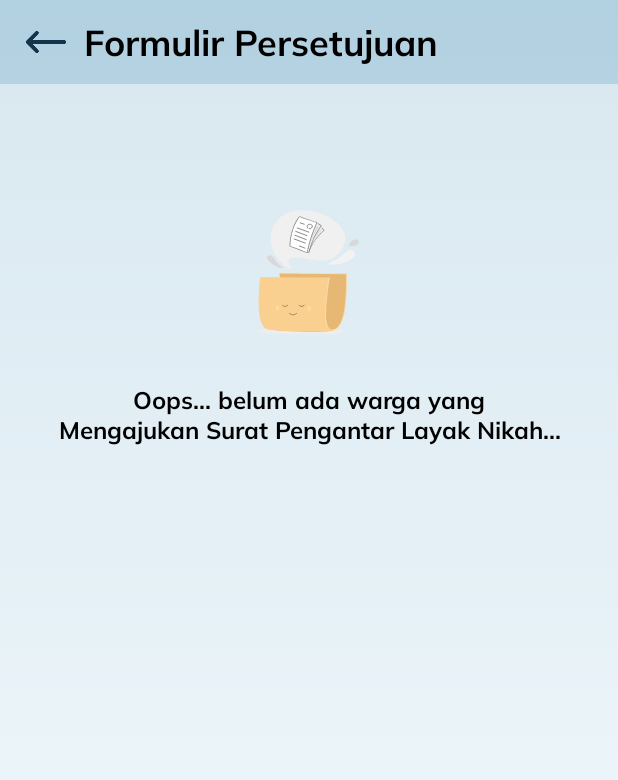
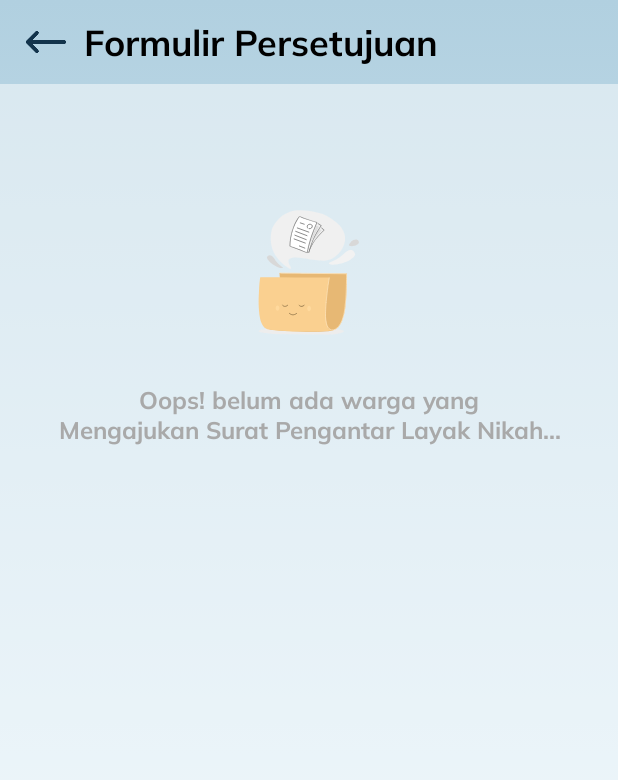
Before and after one commit to romydewantara/VillageService, an Android app: the AdminActivity screen opened directly, with no data from a screen before it, after a tap on an icon or button, on a phone screen of 412 x 824 dp. Shown: the top 780 px of the screen. Run offline under Robolectric (Android 15) with nearby library versions, the phone set to English and light mode, and no system bars.

```diff
--- a/app/src/main/java/com/example/villageservice/activity/AdminActivity.java
+++ b/app/src/main/java/com/example/villageservice/activity/AdminActivity.java
@@ -268,7 +268,11 @@ public class AdminActivity extends AppCompatActivity implements FragmentListener
             }
         } else {
             bottomBar.setVisibility(View.GONE);
-            bottomBar.startAnimation(slideDown);
+            if (previousFragment.equalsIgnoreCase(TAG_FRAGMENT_HOME_ADMIN) ||
+                    previousFragment.equalsIgnoreCase(TAG_FRAGMENT_CITIZENS) ||
+                    previousFragment.equalsIgnoreCase(TAG_FRAGMENT_NOTIFICATIONS)) {
+                bottomBar.startAnimation(slideDown);
+            }
         }
     }
 
--- a/app/src/main/java/com/example/villageservice/fragment/FormListFragment.java
+++ b/app/src/main/java/com/example/villageservice/fragment/FormListFragment.java
@@ -10,18 +10,23 @@ import androidx.constraintlayout.widget.ConstraintLayout;
 import androidx.core.widget.TextViewCompat;
 import androidx.fragment.app.Fragment;
 
+import android.os.Handler;
 import android.util.Log;
 import android.util.TypedValue;
 import android.view.LayoutInflater;
 import android.view.View;
 import android.view.ViewGroup;
+import android.view.animation.Animation;
+import android.view.animation.AnimationUtils;
 import android.widget.ImageView;
 import android.widget.ListView;
+import android.widget.RelativeLayout;
 
 import com.example.villageservice.R;
 import com.example.villageservice.activity.AdminActivity;
 import com.example.villageservice.activity.UserActivity;
 import com.example.villageservice.adapter.FormListAdapter;
+import com.example.villageservice.library.CustomLoadingDialog;
 import com.example.villageservice.listener.FormUserRequestedListener;
 import com.example.villageservice.listener.FragmentListener;
 import com.example.villageservice.model.CoveringLetter;
@@ -44,11 +49,13 @@ public class FormListFragment extends Fragment implements FormUserRequestedListe
 
     private Context context;
     private FragmentListener fragmentListener;
+    private CustomLoadingDialog customLoadingDialog;
 
     private ConstraintLayout constraintEmptyData;
     private View view;
     private ListView listForm;
     private ImageView buttonLeft;
+    private RelativeLayout overlay;
     private AppCompatTextView tvPageTitle;
     private AppCompatTextView tvEmptyData;
 
@@ -134,6 +141,7 @@ public class FormListFragment extends Fragment implements FormUserRequestedListe
         listForm = view.findViewById(R.id.listForm);
         constraintEmptyData = view.findViewById(R.id.constraintEmptyData);
         tvEmptyData = view.findViewById(R.id.tvEmptyData);
+        overlay = view.findViewById(R.id.overlay);
 
         return view;
     }
@@ -151,35 +159,7 @@ public class FormListFragment extends Fragment implements FormUserRequestedListe
          * fetch covering letters which the cl_type is CL_NIKAH and show the covering letters from KartuKeluarga list only
          *
          * */
-
-        for (int i = 0; i < coveringLetterArrayList.size(); i++) {
-            CoveringLetter coveringLetter = (CoveringLetter) coveringLetterArrayList.get(i);
-            if (coveringLetter.getClType() != null) {
-                if (coveringLetter.getClType().equalsIgnoreCase(menuSelected)) {
-                    if (isAdmin) {
-                        //Admin
-                        coveringLetters.add(coveringLetter);
-                    } else {
-                        //User
-                        for (int j = 0; j < kartuKeluarga.getKeluargaList().size(); j++) {
-                            if (coveringLetter.getClKtp().equalsIgnoreCase(kartuKeluarga.getKeluargaList().get(j).getIdKtp())) {
-                                coveringLetters.add(coveringLetter);
-                            }
-                        }
-                    }
-                }
-            }
-        }
-        Collections.reverse(coveringLetters);
-        FormListAdapter formListAdapter = new FormListAdapter(context, coveringLetters, this);
-        listForm.setDivider(null);
-        listForm.setDividerHeight(0);
-        listForm.setAdapter(formListAdapter);
-
-        if (coveringLetters.isEmpty()) {
-            constraintEmptyData.setVisibility(View.VISIBLE);
-            tvEmptyData.setText("Oops… belum ada warga yang\n" + menuSelected + "…");
-        }
+        prepareLayout();
         initListener();
     }
 
@@ -202,7 +182,8 @@ public class FormListFragment extends Fragment implements FormUserRequestedListe
 
     private void initMandatory() {
         fragmentListener.onFragmentCreated(FormListFragment.this, previousFragment);
-        coveringLetterArrayList = VSPreference.getInstance(context).getCoveringLetterList(menuSelected);
+        customLoadingDialog = new CustomLoadingDialog(context);
+        coveringLetterArrayList = VSPreference.getInstance(context).getCoveringLetterList(clType);
         coveringLetters = new ArrayList<>();
         if (VSPreference.getInstance(context).getRole().equalsIgnoreCase(ConstantVariable.ADMIN)) isAdmin = true;
         if (!isAdmin) {
@@ -217,7 +198,7 @@ public class FormListFragment extends Fragment implements FormUserRequestedListe
                 if (isAdmin) {
                     fragmentListener.onFragmentFinish(FormListFragment.this, AdminActivity.FRAGMENT_FINISH_GOTO_HOME_ADMIN, false);
                 } else {
-                    fragmentListener.onFragmentPassingData(menuSelected);
+                    fragmentListener.onFragmentPassingData(clType);
                     fragmentListener.onFragmentFinish(FormListFragment.this, UserActivity.FRAGMENT_FINISH_GOTO_ENTRY, false);
                 }
             }
@@ -246,8 +227,10 @@ public class FormListFragment extends Fragment implements FormUserRequestedListe
 
         appliedCoveringLetter(coveringLetter);
         if (isAdmin) {
+            fragmentListener.onFragmentPassingData(clType);
             fragmentListener.onFragmentFinish(FormListFragment.this, AdminActivity.FRAGMENT_FINISH_GOTO_PDF_VIEWER, true);
         } else {
+            fragmentListener.onFragmentPassingData(clType);
             fragmentListener.onFragmentFinish(FormListFragment.this, UserActivity.FRAGMENT_FINISH_GOTO_PDF_VIEWER, true);
         }
     }
@@ -260,4 +243,53 @@ public class FormListFragment extends Fragment implements FormUserRequestedListe
                 "…/JT/VI/3/014/…/2022", "05/02/2022", "Bpk. Rudi", "05/02/2022", "Bpk. Sukina");
         VSPreference.getInstance(context).setCoveringLetter(ConstantVariable.KEY_COVERING_LETTER, coveringLetter);
     }
+
+    private void prepareLayout() {
+        showOverlay(true);
+        new Handler().postDelayed(new Runnable() {
+            @Override
+            public void run() {
+                for (int i = 0; i < coveringLetterArrayList.size(); i++) {
+                    CoveringLetter coveringLetter = (CoveringLetter) coveringLetterArrayList.get(i);
+                    if (coveringLetter.getClType() != null) {
+                        if (coveringLetter.getClType().equalsIgnoreCase(clType)) {
+                            if (isAdmin) {
+                                //Admin
+                                coveringLetters.add(coveringLetter);
+                            } else {
+                                //User
+                                for (int j = 0; j < kartuKeluarga.getKeluargaList().size(); j++) {
+                                    if (coveringLetter.getClKtp().equalsIgnoreCase(kartuKeluarga.getKeluargaList().get(j).getIdKtp())) {
+                                        coveringLetters.add(coveringLetter);
+                                    }
+                                }
+                            }
+                        }
+                    }
+                }
+                Collections.reverse(coveringLetters);
+                FormListAdapter formListAdapter = new FormListAdapter(context, coveringLetters, FormListFragment.this);
+                listForm.setDivider(null);
+                listForm.setDividerHeight(0);
+                listForm.setAdapter(formListAdapter);
+
+                if (coveringLetters.isEmpty()) {
+                    constraintEmptyData.setVisibility(View.VISIBLE);
+                    tvEmptyData.setText("Oops! belum ada warga yang\n" + menuSelected + "…");
+                }
+                showOverlay(false);
+            }
+        }, 1800);
+    }
+
+    public void showOverlay(boolean isShow) {
+        if (isShow) {
+            overlay.setVisibility(View.VISIBLE);
+            customLoadingDialog.show();
+        } else {
+            customLoadingDialog.dismiss();
+            overlay.setVisibility(View.INVISIBLE);
+        }
+    }
+
 }
--- a/app/src/main/java/com/example/villageservice/fragment/HomeUserFragment.java
+++ b/app/src/main/java/com/example/villageservice/fragment/HomeUserFragment.java
@@ -62,6 +62,7 @@ public class HomeUserFragment extends Fragment {
 
     private RelativeLayout overlay;
     private AppCompatTextView tvKKNumber;
+    private AppCompatTextView tvKKKep;
     private CardView cvInfo1;
     private CardView cvInfo2;
     private CardView cvInfo3;
@@ -128,6 +129,7 @@ public class HomeUserFragment extends Fragment {
         // Inflate the layout for this fragment
         view = inflater.inflate(R.layout.fragment_home_user, container, false);
         tvKKNumber = view.findViewById(R.id.tvKKNumber);
+        tvKKKep = view.findViewById(R.id.tvKKKep);
         cvInfo1 = view.findViewById(R.id.cvInfo1);
         cvInfo2 = view.findViewById(R.id.cvInfo2);
         cvInfo3 = view.findViewById(R.id.cvInfo3);
@@ -150,8 +152,10 @@ public class HomeUserFragment extends Fragment {
         super.onViewCreated(view, savedInstanceState);
 
         prepareLayout();
-        String textKK = "Nomor Kartu Keluarga:\n" + kartuKeluarga.getIdKartuKeluarga();
+        String textKK = "No. Kartu Keluarga:\n" + kartuKeluarga.getIdKartuKeluarga();
+        String textKep = "Kepala Keluarga:\n" + kartuKeluarga.getNamaKepalaKeluarga();
         tvKKNumber.setText(textKK);
+        tvKKKep.setText(textKep);
         imageSwitcher.setInAnimation(imgAnimationIn);
         imageSwitcher.setOutAnimation(imgAnimationOut);
         imageSwitcher.setVisibility(View.VISIBLE);
--- a/app/src/main/res/layout/activity_sign_in.xml
+++ b/app/src/main/res/layout/activity_sign_in.xml
@@ -119,7 +119,7 @@
 
         <androidx.appcompat.widget.AppCompatTextView
             android:id="@+id/tvQuestion"
-            style="@style/MulishBoldBlackStyle2"
+            style="@style/MulishGreyMediumStyle1"
             android:layout_width="match_parent"
             android:layout_height="wrap_content"
             android:gravity="center"
@@ -127,7 +127,7 @@
 
         <androidx.appcompat.widget.AppCompatTextView
             android:id="@+id/tvRegister"
-            style="@style/MulishBlackMediumStyle1"
+            style="@style/MulishBlueBoldStyle3"
             android:layout_width="match_parent"
             android:layout_height="wrap_content"
             android:gravity="center"
--- a/app/src/main/res/layout/fragment_form_list.xml
+++ b/app/src/main/res/layout/fragment_form_list.xml
@@ -59,19 +59,12 @@
 
     </RelativeLayout>
 
-    <RelativeLayout
-        android:id="@+id/overlay"
-        android:layout_width="match_parent"
-        android:layout_height="match_parent"
-        android:background="@color/white_50"
-        android:visibility="invisible" />
-
     <androidx.constraintlayout.widget.ConstraintLayout
         android:id="@+id/constraintEmptyData"
         android:layout_width="match_parent"
         android:layout_height="0dp"
         android:background="@color/white_50"
-        android:visibility="visible"
+        android:visibility="invisible"
         app:layout_constraintTop_toBottomOf="@id/linearHeader"
         app:layout_constraintBottom_toBottomOf="parent">
 
@@ -87,7 +80,7 @@
 
         <androidx.appcompat.widget.AppCompatTextView
             android:id="@+id/tvEmptyData"
-            style="@style/MulishBoldBlackStyle2"
+            style="@style/MulisGreyBoldStyle2"
             android:layout_width="match_parent"
             android:layout_height="wrap_content"
             android:paddingLeft="20dp"
@@ -98,4 +91,11 @@
 
     </androidx.constraintlayout.widget.ConstraintLayout>
 
+    <RelativeLayout
+        android:id="@+id/overlay"
+        android:layout_width="match_parent"
+        android:layout_height="match_parent"
+        android:background="@color/white_50"
+        android:visibility="invisible" />
+
 </androidx.constraintlayout.widget.ConstraintLayout>
--- a/app/src/main/res/layout/fragment_home_admin.xml
+++ b/app/src/main/res/layout/fragment_home_admin.xml
@@ -37,7 +37,7 @@
 
             <androidx.appcompat.widget.AppCompatTextView
                 android:id="@+id/tvHeader"
-                style="@style/MulishWhiteBoldStyle5"
+                style="@style/MulishBoldBlackStyle5"
                 android:layout_width="wrap_content"
                 android:layout_height="wrap_content"
                 android:layout_marginLeft="5dp"
@@ -45,7 +45,7 @@
                 android:paddingTop="5dp"
                 android:paddingBottom="5dp"
                 android:text="RT. 19"
-                android:visibility="invisible"
+                android:visibility="visible"
                 app:layout_constraintLeft_toLeftOf="parent"
                 app:layout_constraintTop_toTopOf="parent" />
 
--- a/app/src/main/res/layout/fragment_notifications.xml
+++ b/app/src/main/res/layout/fragment_notifications.xml
@@ -4,12 +4,6 @@
     android:layout_width="match_parent"
     android:layout_height="match_parent"
     tools:context=".fragment.NotificationsFragment">
-
-    <!-- TODO: Update blank fragment layout -->
-    <TextView
-        android:layout_width="match_parent"
-        android:layout_height="match_parent"
-        android:text="@string/hello_blank_fragment" />
 
     <RelativeLayout
         android:id="@+id/overlay"
--- a/app/src/main/res/layout/fragment_preview_pdf.xml
+++ b/app/src/main/res/layout/fragment_preview_pdf.xml
@@ -31,6 +31,7 @@
 
         <Button
             android:id="@+id/pdfViewerButton"
+            style="@style/MulishWhiteBoldStyle2"
             android:layout_width="wrap_content"
             android:layout_height="wrap_content"
             android:paddingLeft="35dp"
```
Also changed, not shown: app/src/main/java/com/example/villageservice/activity/UserActivity.java (+23 -8 lines), app/src/main/java/com/example/villageservice/fragment/CoveringLetterFragment.java (+11 -1 lines), app/src/main/java/com/example/villageservice/fragment/EntryFragment.java (+14 -3 lines), app/src/main/java/com/example/villageservice/fragment/InputNewUsersFragment.java (+22 -1 lines), app/src/main/res/layout/fragment_home_user.xml (+17 -5 lines), app/src/main/res/layout/fragment_citizen.xml (line endings or trailing spaces).
